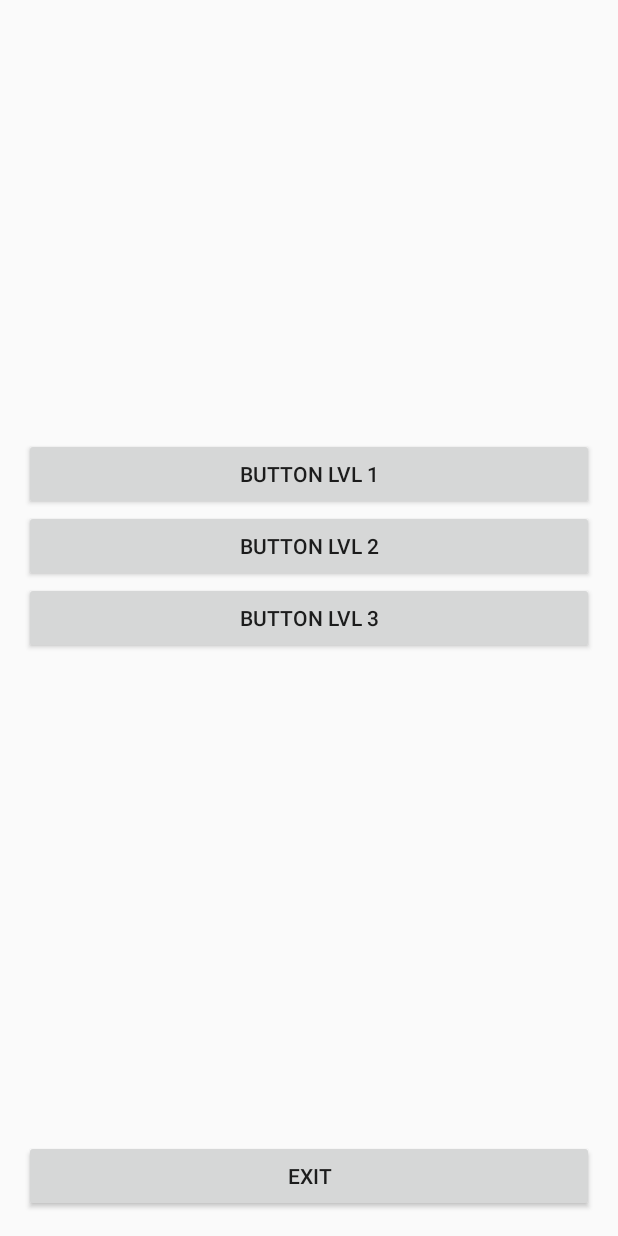
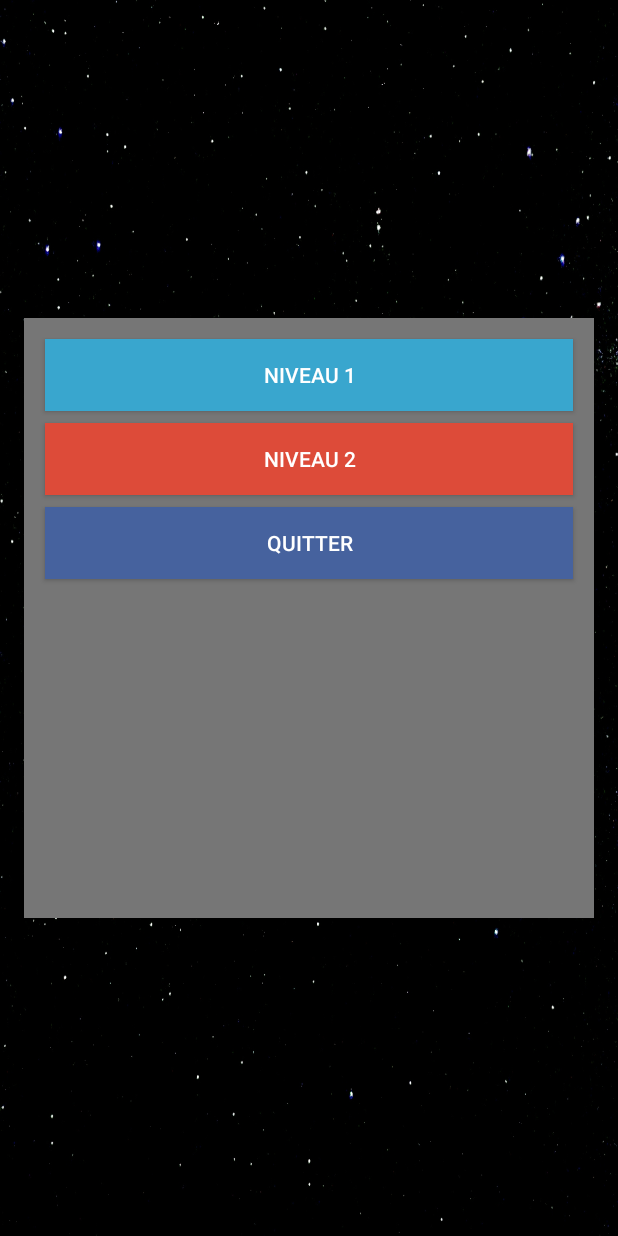
Before and after one commit to BastienKovac/ShootingStars, an Android app: the GameMenu screen opened directly, with no data from a screen before it, on a phone screen of 412 x 824 dp. Run offline under Robolectric (Android 15) with nearby library versions, the light colour scheme and no system bars.

Commit message:
menu title and wall

```diff
--- a/app/src/main/res/layout/activity_game_menu.xml
+++ b/app/src/main/res/layout/activity_game_menu.xml
@@ -1,67 +1,53 @@
 <?xml version="1.0" encoding="utf-8"?>
 <RelativeLayout xmlns:android="http://schemas.android.com/apk/res/android"
-    xmlns:app="http://schemas.android.com/apk/res-auto"
     xmlns:tools="http://schemas.android.com/tools"
-    android:id="@+id/activity_game_menu"
     android:layout_width="match_parent"
     android:layout_height="match_parent"
     android:paddingBottom="@dimen/activity_vertical_margin"
     android:paddingLeft="@dimen/activity_horizontal_margin"
     android:paddingRight="@dimen/activity_horizontal_margin"
     android:paddingTop="@dimen/activity_vertical_margin"
-    tools:context="network.iut.org.flappydragon.game.menu.GameMenu">
+    android:background="@drawable/layer_0">
 
-    <Button
-        android:text="Exit"
+    <LinearLayout
+        android:orientation="vertical"
         android:layout_width="wrap_content"
         android:layout_height="wrap_content"
-        android:id="@+id/button_exit"
-        android:layout_alignParentBottom="true"
-        android:layout_alignParentLeft="true"
-        android:layout_alignParentStart="true"
-        android:layout_alignParentRight="true"
-        android:layout_alignParentEnd="true" />
+        android:layout_centerInParent="true"
+        android:background="@drawable/menu_wall"
+        android:padding="10dp"
+        >
 
-    <Button
-        android:text="Button LVL 3"
-        android:layout_width="wrap_content"
-        android:layout_height="wrap_content"
-        android:id="@+id/button_lvl3"
-        android:layout_centerVertical="true"
-        android:layout_alignParentLeft="true"
-        android:layout_alignParentStart="true"
-        android:layout_alignParentRight="true"
-        android:layout_alignParentEnd="true" />
 
-    <Button
-        android:text="Button LVL 2"
-        android:layout_width="wrap_content"
-        android:layout_height="wrap_content"
-        android:id="@+id/button_lvl2"
-        android:layout_above="@+id/button_lvl3"
-        android:layout_alignParentLeft="true"
-        android:layout_alignParentStart="true"
-        android:layout_alignParentRight="true"
-        android:layout_alignParentEnd="true" />
+        <Button
+            android:id="@+id/btnGplus"
+            android:layout_width="match_parent"
+            android:layout_height="wrap_content"
+            android:layout_margin="4dp"
+            android:padding="10dp"
+            android:text="Niveau 1"
+            android:background="#39A6CE"
+            android:textColor="#FFFFFF" />
 
-    <Button
-        android:text="Button LVL 1"
-        android:layout_width="wrap_content"
-        android:layout_height="wrap_content"
-        android:id="@+id/button_lvl1"
-        android:layout_above="@+id/button_lvl2"
-        android:layout_alignParentLeft="true"
-        android:layout_alignParentStart="true"
-        android:layout_alignParentRight="true"
-        android:layout_alignParentEnd="true" />
+        <Button
+            android:id="@+id/btnFb"
+            android:layout_width="match_parent"
+            android:layout_height="wrap_content"
+            android:layout_margin="4dp"
+            android:padding="10dp"
+            android:text="Niveau 2"
+            android:background="#DD4B39"
+            android:textColor="#FFFFFF" />
 
-    <ImageView
-        android:layout_width="wrap_content"
-        android:layout_height="wrap_content"
-        app:srcCompat="@mipmap/ic_launcher"
-        android:id="@+id/imageView3"
-        android:layout_alignParentRight="true"
-        android:layout_alignParentEnd="true"
-        android:layout_alignParentTop="true" />
+        <Button
+            android:id="@+id/btnTwitter"
+            android:layout_width="match_parent"
+            android:layout_height="wrap_content"
+            android:layout_margin="4dp"
+            android:padding="10dp"
+            android:text="Quitter"
+            android:background="#46629E"
+            android:textColor="#FFFFFF" />
+    </LinearLayout>
 
 </RelativeLayout>
```
Also changed, not shown: app/src/main/res/drawable/menu_title.png (added), app/src/main/res/drawable/menu_wall.png (added).
